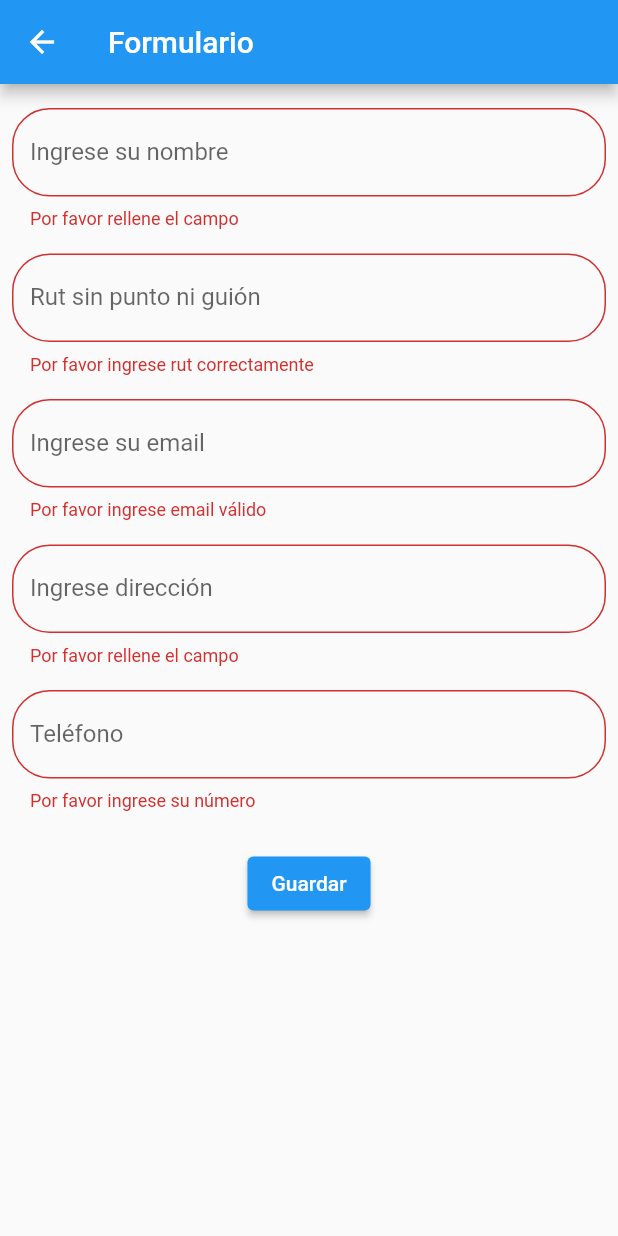
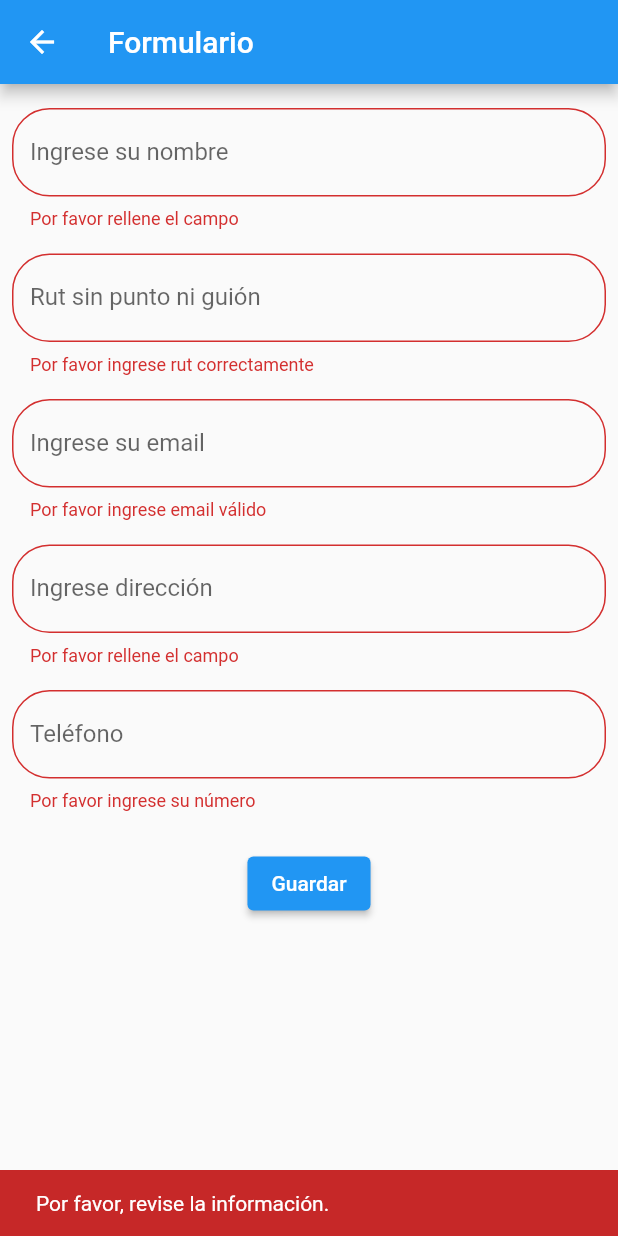
Before and after one commit to Mvillablancae/SimpleFormApp, a Flutter app: the FormPage screen opened directly, after a tap on "Guardar", on a phone screen of 412 x 824 dp. Run offline on Flutter 3.47's test engine with Material 2 defaults, Android fonts, the phone set to English and light mode, and no system bars.

Commit message:
UI improvements

```diff
--- a/lib/pages/form_information_page.dart
+++ b/lib/pages/form_information_page.dart
@@ -91,7 +91,7 @@ class FormInformationPage extends StatelessWidget {
               height: 5,
             ),
             Text(
-              phoneNumber,
+              "+569 "+phoneNumber,
               style: const TextStyle(fontSize: 18, fontWeight: FontWeight.bold),
             ),
             Flexible(child: Container()),
--- a/lib/pages/form_page.dart
+++ b/lib/pages/form_page.dart
@@ -57,7 +57,7 @@ class _FormPageState extends State<FormPage> {
                           border: textInputDecoration,
                         ),
                         inputFormatters: [
-                          FilteringTextInputFormatter(RegExp("/^[a-z ,.'-]+\$/i"), allow: true)
+                          FilteringTextInputFormatter(RegExp("[a-zA-Z .'-]"), allow: true)
                         ],
                         textInputAction: TextInputAction.next,
                         keyboardType: TextInputType.name,
@@ -102,8 +102,8 @@ class _FormPageState extends State<FormPage> {
                           border: textInputDecoration,
                         ),
                         inputFormatters: [
-                          FilteringTextInputFormatter(RegExp("[a-zA-Z0-9@.]"), allow: true),
-                          LengthLimitingTextInputFormatter(8),
+                          FilteringTextInputFormatter(RegExp("[a-zA-Z0-9@._]"), allow: true),
+                          LengthLimitingTextInputFormatter(25),
                         ],
                         textInputAction: TextInputAction.next,
                         keyboardType: TextInputType.emailAddress,
@@ -176,9 +176,10 @@ class _FormPageState extends State<FormPage> {
                         onEditingComplete: () {
                           if (_formKey.currentState!.validate()) {
                             ScaffoldMessenger.of(context).showSnackBar(
-                              const SnackBar(
-                                content: Text('Guardando información'),
-                                duration: Duration(seconds: 1),
+                              SnackBar(
+                                backgroundColor: Colors.green[600],
+                                content: const Text('Guardando información'),
+                                duration: const Duration(seconds: 1),
                               ),
                             );
                             Future.delayed(const Duration(seconds: 1)).then(
@@ -203,11 +204,16 @@ class _FormPageState extends State<FormPage> {
                       onPressed: () async {
                         if (_formKey.currentState!.validate()) {
                           ScaffoldMessenger.of(context).showSnackBar(
-                            const SnackBar(content: Text('Guardando información')),
+                            SnackBar(
+                              backgroundColor: Colors.green[600],
+                              content: const Text('Guardando información'),
+                              duration: const Duration(seconds: 1),
+                            ),
                           );
-                          await Future.delayed(Duration(seconds: 1));
-                          Navigator.of(context)
-                              .pushReplacement(MaterialPageRoute(builder: (context) {
+                          Future.delayed(const Duration(seconds: 1)).then(
+                            (value) => Navigator.of(context).pushReplacement(
+                              MaterialPageRoute(
+                                builder: (context) {
                                   return FormInformationPage(
                                     address: addressController.value.text,
                                     email: emailController.value.text,
@@ -215,7 +221,18 @@ class _FormPageState extends State<FormPage> {
                                     phoneNumber: phoneController.value.text,
                                     rut: rutController.value.text,
                                   );
-                          }));
+                                },
+                              ),
+                            ),
+                          );
+                        } else {
+                          ScaffoldMessenger.of(context).showSnackBar(
+                            SnackBar(
+                              backgroundColor: Colors.red[800],
+                              content: const Text('Por favor, revise la información.'),
+                              duration: const Duration(seconds: 1),
+                            ),
+                          );
                         }
                       },
                       child: const Text('Guardar'),
```
Lines whose indentation alone changed are shown as unchanged.
